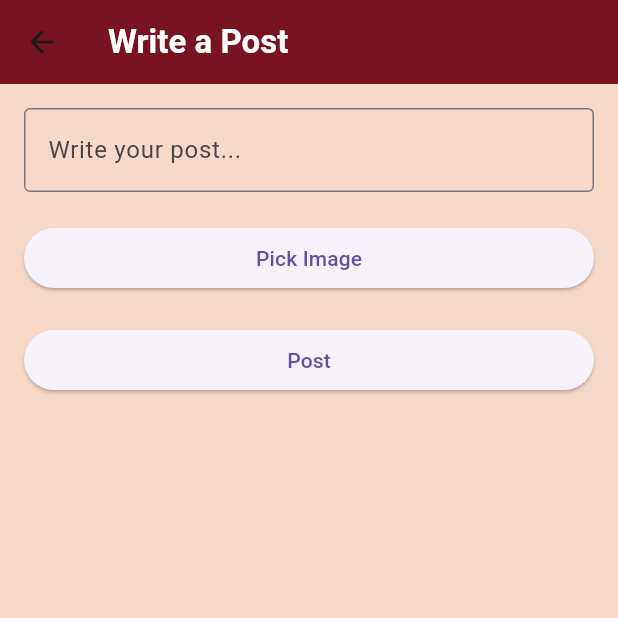
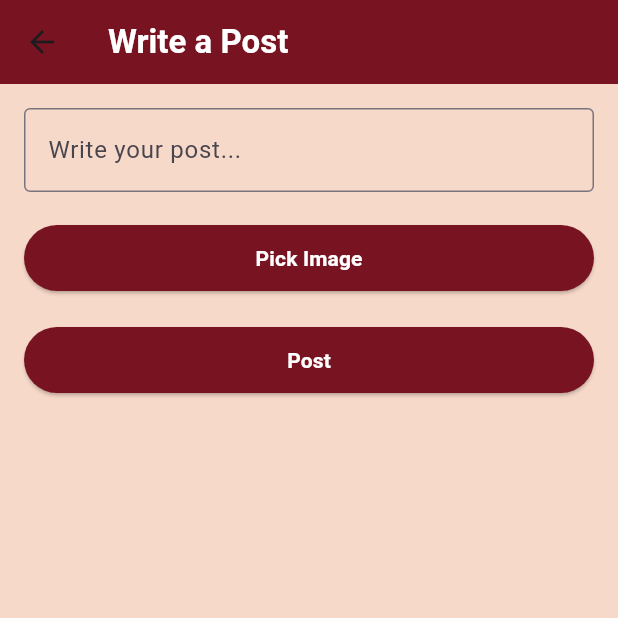
Before and after one commit to Janga-Abhishek/Group6_Project2, a Flutter app: the CreatePost screen opened directly, on a phone screen of 412 x 824 dp, the top half of it. Run offline on Flutter 3.47's test engine with Material 3 defaults, Android fonts, the phone set to English and light mode, and no system bars; our stand-ins replace firebase_core, firebase_database, firebase_storage, image_picker; accounts and stored records are empty.

Commit message:
final design changes

```diff
--- a/lib/createPost.dart
+++ b/lib/createPost.dart
@@ -134,14 +134,30 @@ class _CreatePostState extends State<CreatePost> {
             SizedBox(height: 20.0),
             ElevatedButton(
               onPressed: () => _pickImage(ImageSource.gallery),
-              child: Text('Pick Image'),
+              child: Text('Pick Image',style: TextStyle(
+                color: Colors.white,
+                fontWeight: FontWeight.bold,
+              ),),
+              style: ElevatedButton.styleFrom(
+                padding: EdgeInsets.symmetric(horizontal: 16.0, vertical: 12.0),
+                backgroundColor: Color(0xFF781421),
+                minimumSize: Size(120, 40),
+              ),
             ),
             SizedBox(height: 10.0),
             _imageFile != null ? Image.file(_imageFile!) : Container(),
             SizedBox(height: 10.0),
             ElevatedButton(
               onPressed: _isUploading ? null : _uploadPost,
-              child: _isUploading ? CircularProgressIndicator() : Text('Post'),
+              child: _isUploading ? CircularProgressIndicator() : Text('Post',style: TextStyle(
+                color: Colors.white,
+                fontWeight: FontWeight.bold,
+              ),),
+              style: ElevatedButton.styleFrom(
+                padding: EdgeInsets.symmetric(horizontal: 16.0, vertical: 12.0),
+                backgroundColor: Color(0xFF781421),
+                minimumSize: Size(120, 40),
+              ),
             ),
           ],
         ),
```
Also changed, not shown: lib/candidate.dart (+1 -7 lines).
